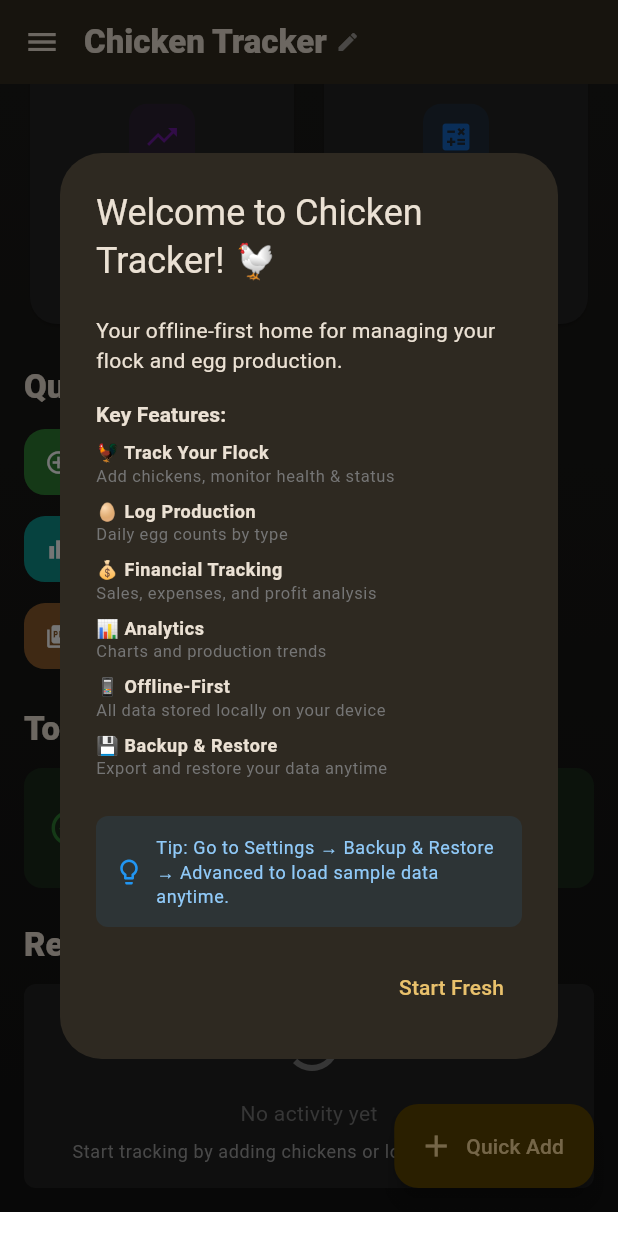
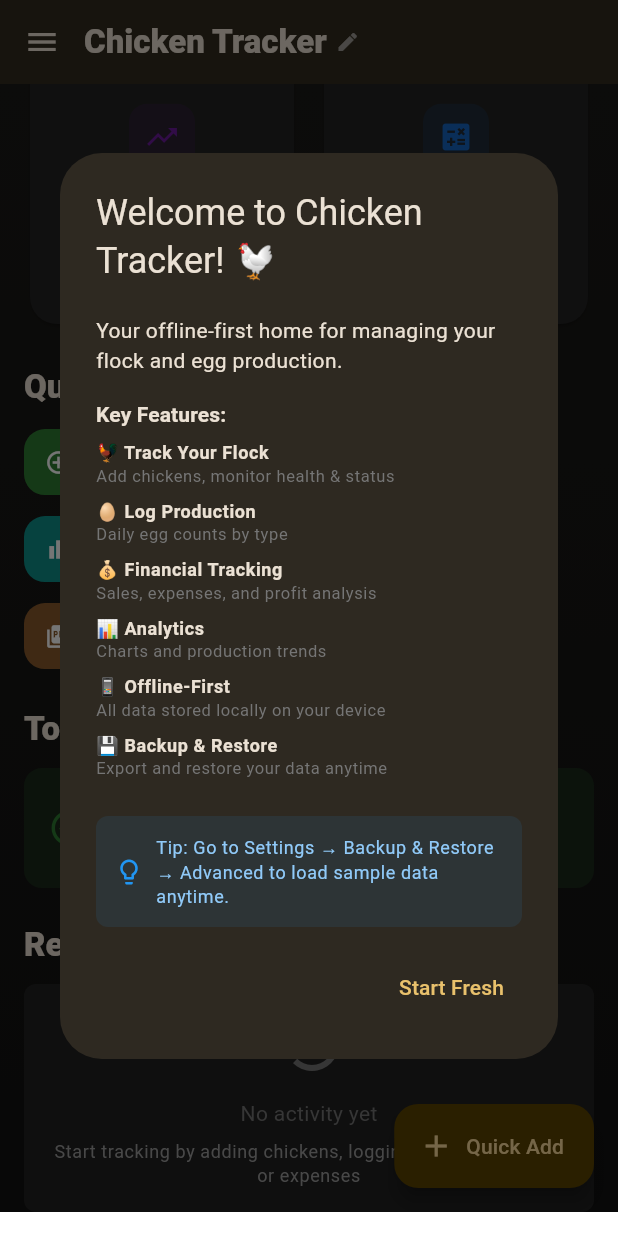
Before and after one commit to colaborat0r/chicken_tracker, a Flutter app: the screen it shows after launch, scrolled down 769 dp, on a phone screen of 412 x 824 dp. Run offline on Flutter 3.47's test engine with Material 3 defaults, Android fonts, the phone set to English and light mode, and no system bars; our stand-ins replace csv, drift, drift_flutter, file_picker, fl_chart, flutter_local_notifications and 9 more; missing offline and left inert: gal; accounts and stored records are empty; generated files the repository leaves out were written again.

Commit message:
feat: enhance recent activity on home screen and fix lint errors

```diff
--- a/lib/core/database/app_database.dart
+++ b/lib/core/database/app_database.dart
@@ -37,7 +37,8 @@ class Sales extends Table {
   IntColumn get id => integer().autoIncrement()();
   DateTimeColumn get date => dateTime()();
   TextColumn get type => text()(); // 'eggs' or 'chickens'
-  IntColumn get quantity => integer()(); // dozens for eggs
+  RealColumn get quantity => real()(); // dozens for eggs, or based on unit
+  TextColumn get unit => text().withDefault(const Constant('dozens'))(); // dozens, crates, units
   RealColumn get amount => real()();
   TextColumn get customerName => text().nullable()();
 }
@@ -154,7 +155,7 @@ class AppDatabase extends _$AppDatabase {
   AppDatabase() : super(_openConnection());
 
   @override
-  int get schemaVersion => 5;
+  int get schemaVersion => 6;
 
   @override
   MigrationStrategy get migration => MigrationStrategy(
@@ -172,6 +173,13 @@ class AppDatabase extends _$AppDatabase {
       if (from < 5) {
         await m.createTable(careLogs);
         await m.createTable(careLogPhotos);
+      }
+      if (from < 6) {
+        // Upgrade Sales table: quantity from Int to Real, add unit
+        // ignore: experimental_member_use
+        await m.alterTable(TableMigration(sales, columnTransformer: {
+          sales.quantity: sales.quantity.cast<double>(),
+        }, newColumns: [sales.unit]));
       }
     },
   );
--- a/lib/core/providers/analytics_providers.dart
+++ b/lib/core/providers/analytics_providers.dart
@@ -196,9 +196,8 @@ final last12MonthsProvider = FutureProvider<List<MonthlyProductionSummary>>((ref
   final List<MonthlyProductionSummary> months = [];
   final now = DateTime.now();
 
-  for (int i = 11; i >= 0; i--) {
-    var monthDate = now;
-    monthDate = DateTime(monthDate.year, monthDate.month - i, 1);
+  for (int i = 0; i < 12; i++) {
+    var monthDate = DateTime(now.year, now.month - i, 1);
     final summary = await ref.watch(monthlyProductionProvider(monthDate).future);
     months.add(summary);
   }
--- a/lib/core/providers/database_providers.dart
+++ b/lib/core/providers/database_providers.dart
@@ -1,7 +1,9 @@
+import 'package:drift/drift.dart';
 import 'package:flutter_riverpod/flutter_riverpod.dart';
 import '../database/app_database.dart';
 import '../models/chicken_model.dart';
 import '../models/reminder_model.dart';
+import '../models/activity_model.dart';
 import '../repositories/reminder_repository.dart';
 
 /// Provider for the AppDatabase instance (singleton)
@@ -52,7 +54,10 @@ final allDailyLogsProvider =
     StreamProvider<List<DailyProductionModel>>((ref) async* {
   final db = ref.watch(databaseProvider);
 
-  yield* db.select(db.dailyLogs).watch().map((logs) {
+  yield* (db.select(db.dailyLogs)
+        ..orderBy([(t) => OrderingTerm(expression: t.date, mode: OrderingMode.desc)]))
+      .watch()
+      .map((logs) {
     return logs
         .map((log) => DailyProductionModel(
               id: log.id,
@@ -120,13 +125,17 @@ final weeklyEggTotalProvider = FutureProvider<int>((ref) async {
 final allSalesProvider = StreamProvider<List<SaleModel>>((ref) async* {
   final db = ref.watch(databaseProvider);
 
-  yield* db.select(db.sales).watch().map((sales) {
+  yield* (db.select(db.sales)
+        ..orderBy([(t) => OrderingTerm(expression: t.date, mode: OrderingMode.desc)]))
+      .watch()
+      .map((sales) {
     return sales
         .map((sale) => SaleModel(
               id: sale.id,
               date: sale.date,
               type: sale.type,
               quantity: sale.quantity,
+              unit: sale.unit,
               amount: sale.amount,
               customerName: sale.customerName,
             ))
@@ -138,7 +147,10 @@ final allSalesProvider = StreamProvider<List<SaleModel>>((ref) async* {
 final allExpensesProvider = StreamProvider<List<ExpenseModel>>((ref) async* {
   final db = ref.watch(databaseProvider);
 
-  yield* db.select(db.expenses).watch().map((expenses) {
+  yield* (db.select(db.expenses)
+        ..orderBy([(t) => OrderingTerm(expression: t.date, mode: OrderingMode.desc)]))
+      .watch()
+      .map((expenses) {
     return expenses
         .map((expense) => ExpenseModel(
               id: expense.id,
@@ -314,3 +326,24 @@ final dueRemindersCountProvider = Provider<int>((ref) {
     orElse: () => 0,
   );
 });
+
+/// Provider for a combined list of recent activities (production, sales, expenses)
+final recentActivityProvider = Provider<List<RecentActivityItem>>((ref) {
+  final logs = ref.watch(allDailyLogsProvider).value ?? [];
+  final sales = ref.watch(allSalesProvider).value ?? [];
+  final expenses = ref.watch(allExpensesProvider).value ?? [];
+
+  final List<RecentActivityItem> combined = [
+    ...logs.map((e) =>
+        RecentActivityItem(date: e.date, type: ActivityType.production, data: e)),
+    ...sales.map((e) =>
+        RecentActivityItem(date: e.date, type: ActivityType.sale, data: e)),
+    ...expenses.map((e) =>
+        RecentActivityItem(date: e.date, type: ActivityType.expense, data: e)),
+  ];
+
+  // Sort by date descending
+  combined.sort((a, b) => b.date.compareTo(a.date));
+
+  return combined;
+});
--- a/lib/core/repositories/chicken_repository.dart
+++ b/lib/core/repositories/chicken_repository.dart
@@ -380,7 +380,8 @@ class SalesRepository {
   /// Record a sale
   Future<int> recordSale({
     required String type,
-    required int quantity,
+    required double quantity,
+    required String unit,
     required double amount,
     String? customerName,
     DateTime? date,
@@ -389,6 +390,7 @@ class SalesRepository {
       date: Value(date ?? DateTime.now()),
       type: Value(type),
       quantity: Value(quantity),
+      unit: Value(unit),
       amount: Value(amount),
       customerName: Value(customerName),
     ));
@@ -401,6 +403,7 @@ class SalesRepository {
       date: sale.date,
       type: sale.type,
       quantity: sale.quantity,
+      unit: sale.unit,
       amount: sale.amount,
       customerName: sale.customerName,
     ));
@@ -418,6 +421,7 @@ class SalesRepository {
               date: sale.date,
               type: sale.type,
               quantity: sale.quantity,
+              unit: sale.unit,
               amount: sale.amount,
               customerName: sale.customerName,
             ))
--- a/lib/core/services/form_memory_service.dart
+++ b/lib/core/services/form_memory_service.dart
@@ -3,6 +3,7 @@ class FormMemoryService {
 
   static String lastSaleType = 'eggs';
   static String lastSaleCustomer = '';
+  static String lastSaleUnit = 'dozens';
 
   static String lastExpenseCategory = 'feed';
   static String lastExpenseDescription = '';
--- a/lib/features/home/screens/home_screen.dart
+++ b/lib/features/home/screens/home_screen.dart
@@ -4,6 +4,7 @@ import 'package:go_router/go_router.dart';
 import 'package:intl/intl.dart';
 import 'package:share_plus/share_plus.dart';
 import 'package:url_launcher/url_launcher.dart';
+import '../../../core/models/activity_model.dart';
 import '../../../core/providers/database_providers.dart';
 import '../../../core/providers/farm_name_provider.dart';
 import '../../../core/providers/repository_providers.dart';
@@ -461,92 +462,15 @@ class _HomeScreenState extends ConsumerState<HomeScreen> {
                   subtitle: '',
                 ),
                 const SizedBox(height: 12),
-                ref.watch(allDailyLogsProvider).when(
-                      data: (logs) {
-                        if (logs.isEmpty) {
-                          return Container(
-                            width: double.infinity,
-                            padding: const EdgeInsets.all(16),
-                            decoration: BoxDecoration(
-                              borderRadius: BorderRadius.circular(8),
-                              color:
-                                  isDark ? Colors.grey[900] : Colors.grey[100],
-                            ),
-                            child: Column(
-                              children: [
-                                Icon(
-                                  Icons.history,
-                                  size: 48,
-                                  color: Colors.grey[600],
-                                ),
-                                const SizedBox(height: 12),
-                                Text(
-                                  'No activity yet',
-                                  style: Theme.of(context)
-                                      .textTheme
-                                      .bodyMedium
-                                      ?.copyWith(
-                                        color: Colors.grey[600],
-                                      ),
-                                ),
-                                const SizedBox(height: 8),
-                                Text(
-                                  'Start tracking by adding chickens or logging production',
-                                  textAlign: TextAlign.center,
-                                  style: Theme.of(context)
-                                      .textTheme
-                                      .bodySmall
-                                      ?.copyWith(
-                                        color: Colors.grey[500],
-                                      ),
-                                ),
-                              ],
-                            ),
-                          );
-                        }
+                Consumer(
+                  builder: (context, ref, _) {
+                    final activities = ref.watch(recentActivityProvider);
+                    final isLoading = ref.watch(allDailyLogsProvider).isLoading ||
+                        ref.watch(allSalesProvider).isLoading ||
+                        ref.watch(allExpensesProvider).isLoading;
 
-                        final recentLogs = logs.take(5).toList();
-                        return Column(
-                          children: recentLogs.map((log) {
-                            final date = log.date;
-                            final formattedDate =
-                                '${date.month}/${date.day}/${date.year}';
-                            return Card(
-                              margin: const EdgeInsets.only(bottom: 8),
-                              child: ListTile(
-                                leading: Icon(
-                                  Icons.egg,
-                                  color: Colors.amber[600],
-                                ),
-                                title: Text(
-                                  '${log.totalEggs} eggs logged',
-                                  style: Theme.of(context)
-                                      .textTheme
-                                      .bodyLarge
-                                      ?.copyWith(
-                                        fontWeight: FontWeight.w500,
-                                      ),
-                                ),
-                                subtitle: Text(
-                                  '$formattedDate • ${log.layingHens} hens active',
-                                  style: Theme.of(context).textTheme.bodySmall,
-                                ),
-                                trailing: Text(
-                                  '${log.eggsPerHen.toStringAsFixed(2)}/hen',
-                                  style: Theme.of(context)
-                                      .textTheme
-                                      .labelSmall
-                                      ?.copyWith(
-                                        color: const Color(0xFF2A78B9),
-                                        fontWeight: FontWeight.bold,
-                                      ),
-                                ),
-                              ),
-                            );
-                          }).toList(),
-                        );
-                      },
-                      loading: () => Container(
+                    if (isLoading && activities.isEmpty) {
+                      return Container(
                         width: double.infinity,
                         padding: const EdgeInsets.all(16),
                         decoration: BoxDecoration(
@@ -574,8 +498,11 @@ class _HomeScreenState extends ConsumerState<HomeScreen> {
                             ),
                           ],
                         ),
-                      ),
-                      error: (err, st) => Container(
+                      );
+                    }
+
+                    if (activities.isEmpty) {
+                      return Container(
                         width: double.infinity,
                         padding: const EdgeInsets.all(16),
                         decoration: BoxDecoration(
@@ -585,24 +512,116 @@ class _HomeScreenState extends ConsumerState<HomeScreen> {
                         child: Column(
                           children: [
                             Icon(
-                              Icons.error_outline,
+                              Icons.history,
                               size: 48,
-                              color: Colors.red[400],
+                              color: Colors.grey[600],
                             ),
                             const SizedBox(height: 12),
                             Text(
-                              'Error loading activity',
+                              'No activity yet',
                               style: Theme.of(context)
                                   .textTheme
                                   .bodyMedium
                                   ?.copyWith(
-                                    color: Colors.red[400],
+                                    color: Colors.grey[600],
+                                  ),
+                            ),
+                            const SizedBox(height: 8),
+                            Text(
+                              'Start tracking by adding chickens, logging production, sales or expenses',
+                              textAlign: TextAlign.center,
+                              style: Theme.of(context)
+                                  .textTheme
+                                  .bodySmall
+                                  ?.copyWith(
+                                    color: Colors.grey[500],
                                   ),
                             ),
                           ],
                         ),
-                      ),
-                    ),
+                      );
+                    }
+
+                    final activitiesToDisplay = activities.take(5).toList();
+                    return Column(
+                      children: activitiesToDisplay.map((activity) {
+                        final date = activity.date;
+                        final formattedDate =
+                            '${date.month}/${date.day}/${date.year}';
+
+                        Widget? leading;
+                        String title = '';
+                        String subtitle = '';
+                        String? trailing;
+                        VoidCallback? onTap;
+
+                        switch (activity.type) {
+                          case ActivityType.production:
+                            final log = activity.production!;
+                            leading = Icon(Icons.egg, color: Colors.amber[600]);
+                            title = '${log.totalEggs} eggs logged';
+                            subtitle = '$formattedDate • ${log.layingHens} hens active';
+                            trailing = '${log.eggsPerHen.toStringAsFixed(2)}/hen';
+                            onTap = () => context.push(Routes.productionHistory);
+                            break;
+                          case ActivityType.sale:
+                            final sale = activity.sale!;
+                            leading = const Icon(Icons.receipt_long, color: Color(0xFF0E7A4F));
+                            title = 'Sale: ${NumberFormat.currency(symbol: '\$').format(sale.amount)}';
+                            subtitle = '$formattedDate • ${sale.type}';
+                            if (sale.customerName != null && sale.customerName!.isNotEmpty) {
+                              subtitle += ' • ${sale.customerName}';
+                            }
+                            onTap = () => context.push(Routes.sales);
+                            break;
+                          case ActivityType.expense:
+                            final expense = activity.expense!;
+                            leading = const Icon(Icons.account_balance_wallet, color: Color(0xFFC5392A));
+                            title = 'Expense: ${NumberFormat.currency(symbol: '\$').format(expense.amount)}';
+                            subtitle = '$formattedDate • ${expense.category}';
+                            if (expense.description != null && expense.description!.isNotEmpty) {
+                              subtitle += ' • ${expense.description}';
+                            }
+                            onTap = () => context.push(Routes.expenses);
+                            break;
+                        }
+
+                        return Card(
+                          margin: const EdgeInsets.only(bottom: 8),
+                          child: ListTile(
+                            onTap: onTap,
+                            leading: leading,
+                            title: Text(
+                              title,
+                              style: Theme.of(context)
+                                  .textTheme
+                                  .bodyLarge
+                                  ?.copyWith(
+                                    fontWeight: FontWeight.w500,
+                                  ),
+                            ),
+                            subtitle: Text(
+                              subtitle,
+                              style: Theme.of(context).textTheme.bodySmall,
+                            ),
+                            trailing: trailing != null
+                                ? Text(
+                                    trailing,
+                                    style: Theme.of(context)
+                                        .textTheme
+                                        .labelSmall
+                                        ?.copyWith(
+                                          color: const Color(0xFF2A78B9),
+                                          fontWeight: FontWeight.bold,
+                                        ),
+                                  )
+                                : const Icon(Icons.chevron_right, size: 16, color: Colors.grey),
+                          ),
+                        );
+                      }).toList(),
+                    );
+                  },
+                ),
               ],
             ),
           ),
--- a/lib/features/reports/screens/reports_screen.dart
+++ b/lib/features/reports/screens/reports_screen.dart
@@ -119,6 +119,7 @@ class _ReportsScreenState extends ConsumerState<ReportsScreen> {
               date: sale.date,
               type: sale.type,
               quantity: sale.quantity,
+              unit: sale.unit,
               amount: sale.amount,
               unitPrice: sale.unitPrice,
               customerName: sale.customerName,
@@ -133,10 +134,10 @@ class _ReportsScreenState extends ConsumerState<ReportsScreen> {
       totalRevenue: filteredSales.fold(0.0, (sum, sale) => sum + sale.amount),
       totalEggsSold: filteredSales
           .where((sale) => sale.type == 'eggs')
-          .fold(0, (sum, sale) => sum + sale.quantity),
+          .fold(0.0, (sum, sale) => sum + sale.quantity),
       totalChickensSold: filteredSales
           .where((sale) => sale.type == 'chickens')
-          .fold(0, (sum, sale) => sum + sale.quantity),
+          .fold(0.0, (sum, sale) => sum + sale.quantity),
     );
   }
 
```
Also changed, not shown: lib/core/models/activity_model.dart (added, +21 -0 lines), lib/core/models/chicken_model.dart (+7 -3 lines), lib/core/models/report_model.dart (+5 -3 lines), lib/features/sales/screens/add_sale_screen.dart (+66 -17 lines), lib/features/sales/screens/sales_screen.dart (+5 -5 lines), lib/core/database/app_database.g.dart, 1 other file.
